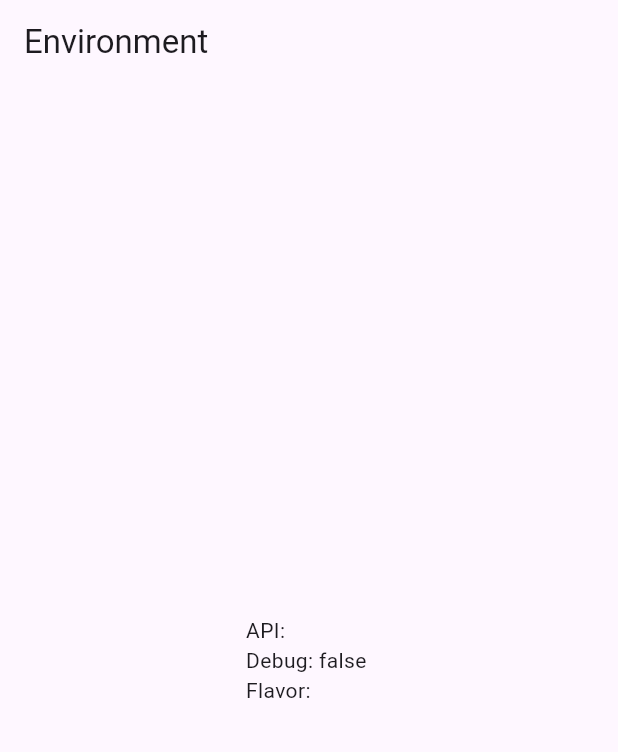
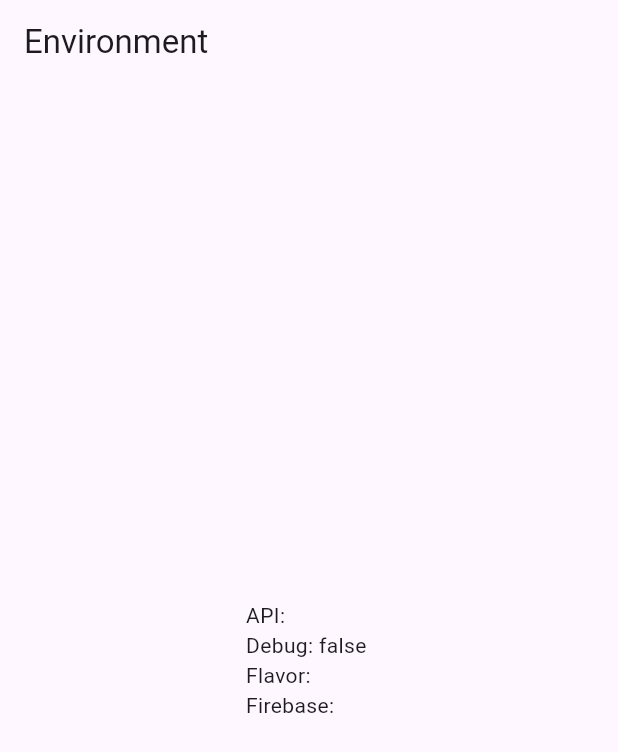
Before and after one commit to truongdc-study/flutter_environment, a Flutter app: the screen it shows after launch, on a phone screen of 412 x 824 dp. Shown: the top 752 px of the screen. Run offline on Flutter 3.47's test engine with Material 2 defaults, Android fonts, the phone set to English and light mode, and no system bars; our stand-ins replace firebase_core, firebase_remote_config; accounts and stored records are empty; statements that could not run were skipped.

Commit message:
[Flavor][Config Firebase] for Android.

```diff
--- /dev/null
+++ b/lib/firebase_config.dart
@@ -0,0 +1,17 @@
+import 'package:firebase_remote_config/firebase_remote_config.dart';
+
+class FirebaseConfig {
+  static String srtFirebaseEnvironment = '';
+  final _remoConfig = FirebaseRemoteConfig.instance;
+  static Future loadFirebase() async {
+    await FirebaseRemoteConfig.instance.setConfigSettings(
+      RemoteConfigSettings(
+        fetchTimeout: const Duration(seconds: 10),
+        minimumFetchInterval: Duration.zero,
+      ),
+    );
+    RemoteConfigValue(null, ValueSource.valueStatic);
+    await FirebaseRemoteConfig.instance.fetchAndActivate();
+    srtFirebaseEnvironment = FirebaseRemoteConfig.instance.getString('evn_firebase');
+  }
+}
--- a/lib/main.dart
+++ b/lib/main.dart
@@ -1,9 +1,14 @@
 import 'package:environment_flutter/config.dart';
+import 'package:environment_flutter/firebase_config.dart';
+import 'package:firebase_core/firebase_core.dart';
+import 'package:firebase_remote_config/firebase_remote_config.dart';
 import 'package:flutter/material.dart';
 
 void main() async {
   WidgetsFlutterBinding.ensureInitialized();
+  await Firebase.initializeApp();
   await Config.load();
+  await FirebaseConfig.loadFirebase();
   runApp(const MyApp());
 }
 
@@ -24,7 +29,6 @@ class MyApp extends StatelessWidget {
 
 class HomeScreen extends StatelessWidget {
   const HomeScreen({super.key});
-
   @override
   Widget build(BuildContext context) {
     return Scaffold(
@@ -32,7 +36,9 @@ class HomeScreen extends StatelessWidget {
         title: const Text('Environment'),
       ),
       body: Center(
-        child: Text('API: ${Config.apiBaseUrl}\nDebug: ${Config.debug} \nFlavor: ${Config.flavorSrt}'),
+        child: Text(
+          'API: ${Config.apiBaseUrl}\nDebug: ${Config.debug} \nFlavor: ${Config.flavorSrt} \nFirebase: ${FirebaseConfig.srtFirebaseEnvironment} ',
+        ),
       ),
     );
   }
```
Also changed, not shown: pubspec.yaml (+3 -67 lines), pubspec.lock, 10 other files.
